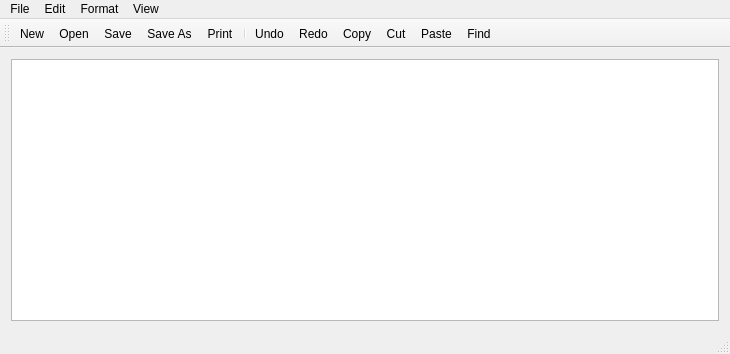
Above: CustomTextEditor/mainwindow.ui from AleksandrHovhannisyan/Scribe-Text-Editor before the change. Below: the same form after it.
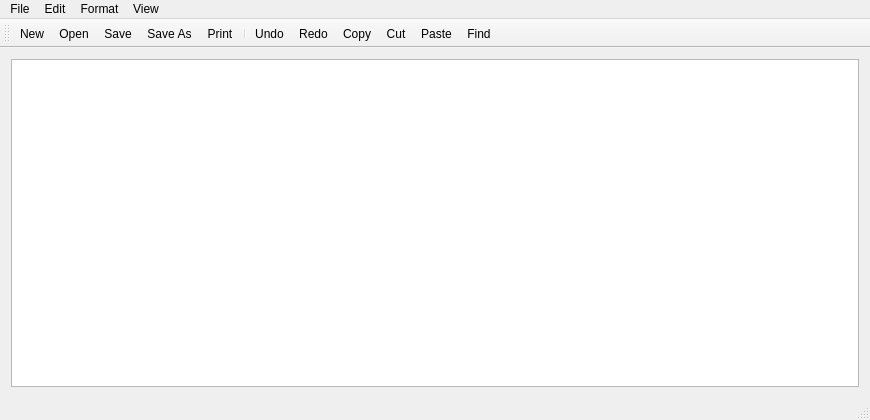
That is the form after the change. Icons and pictures are not drawn. Custom widgets are drawn as their Qt base class.

The edit to the form file:
```diff
--- a/CustomTextEditor/mainwindow.ui
+++ b/CustomTextEditor/mainwindow.ui
@@ -6,8 +6,8 @@
    <rect>
     <x>0</x>
     <y>0</y>
-    <width>730</width>
-    <height>354</height>
+    <width>870</width>
+    <height>420</height>
    </rect>
   </property>
   <property name="minimumSize">
@@ -31,7 +31,7 @@
     <rect>
      <x>0</x>
      <y>0</y>
-     <width>730</width>
+     <width>870</width>
      <height>26</height>
     </rect>
    </property>
```
